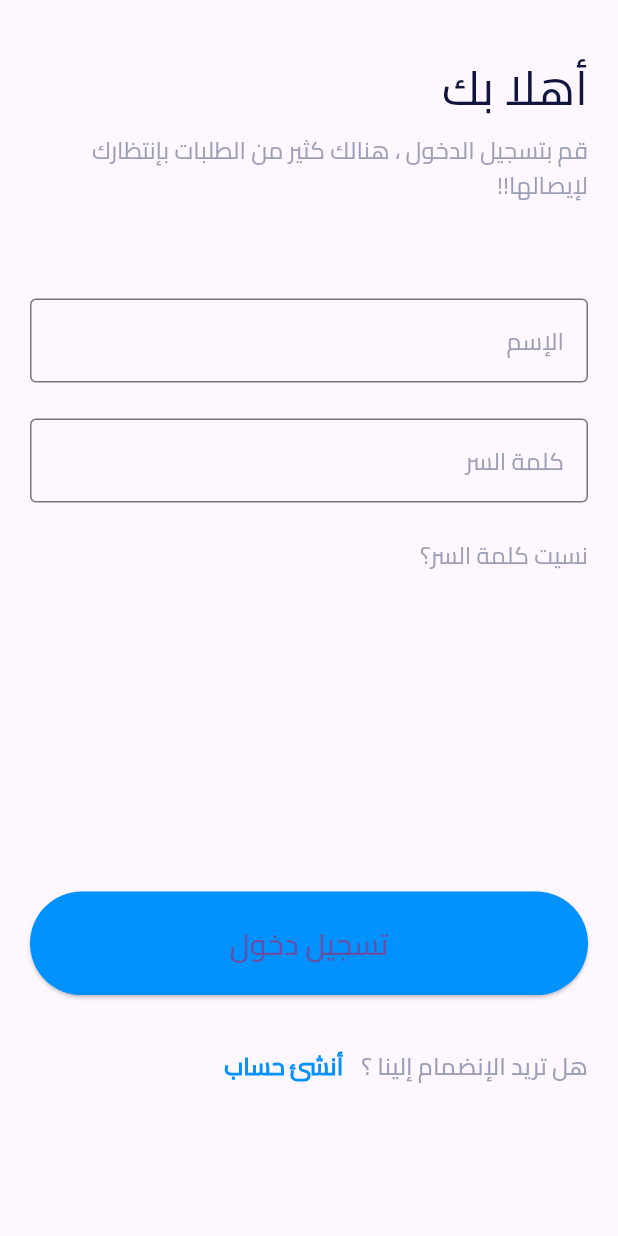
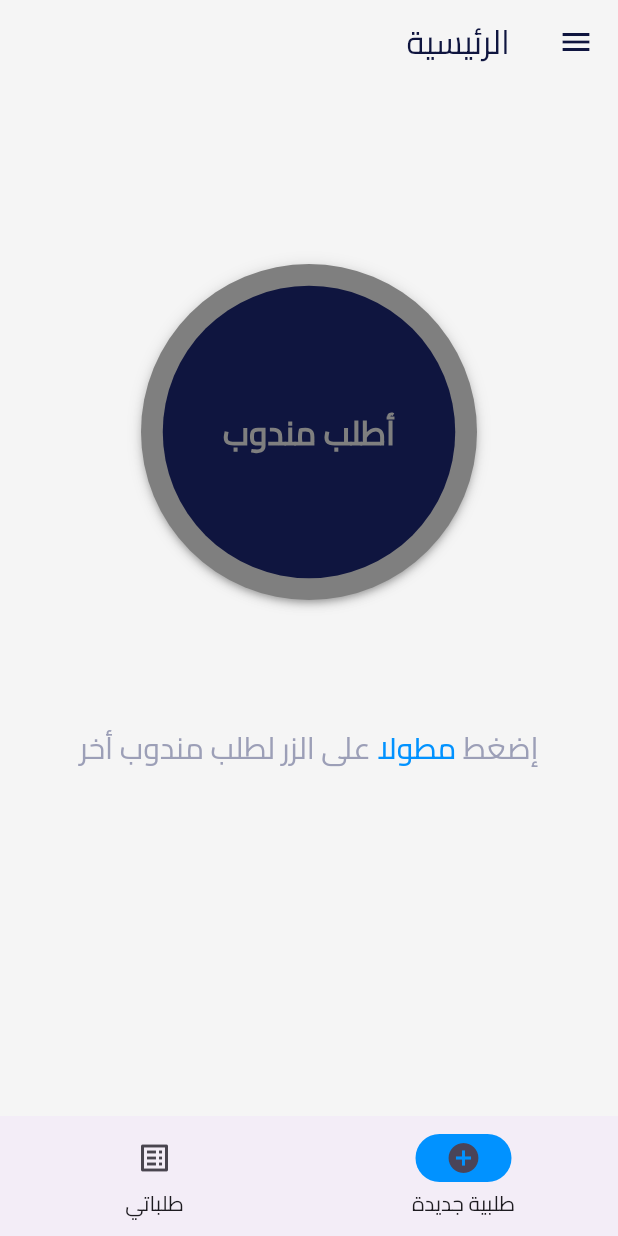
Before and after one commit to monzerabdullah/deliver_it_client, a Flutter app: the screen it shows after launch, on a phone screen of 412 x 824 dp. Run offline on Flutter 3.47's test engine with Material 3 defaults, Android fonts, the phone set to English and light mode, and no system bars; our stand-ins replace flutter_svg, smooth_page_indicator.

Commit message:
adding secondary color and home page is created as the main ordering button

```diff
--- a/lib/constants.dart
+++ b/lib/constants.dart
@@ -2,7 +2,7 @@ import 'package:flutter/material.dart';
 
 const kWhite = Color(0xFFFFFFFF);
 
-// const kPrimary = Color(0xFF00C2B3);
+const kSecondary = Color(0xFF00C2B3);
 const kPrimary = Color(0xFF0192ff);
 
 const kPrimaryText = Color(0xFF0F153F);
--- a/lib/main.dart
+++ b/lib/main.dart
@@ -1,20 +1,55 @@
 import 'package:deliver_it_client/constants.dart';
+import 'package:deliver_it_client/views/home_view.dart';
 import 'package:deliver_it_client/views/login_view.dart';
+import 'package:deliver_it_client/views/orders_view.dart';
 import 'package:flutter/material.dart';
 
 void main() {
   runApp(const MyApp());
 }
 
-class MyApp extends StatelessWidget {
+class MyApp extends StatefulWidget {
   const MyApp({super.key});
 
+  @override
+  State<MyApp> createState() => _MyAppState();
+}
+
+class _MyAppState extends State<MyApp> {
+  int currentIndex = 0;
   @override
   Widget build(BuildContext context) {
     return MaterialApp(
       title: 'Deliver It Client',
       debugShowCheckedModeBanner: false,
-      home: const LoginView(),
+      home: Directionality(
+        textDirection: TextDirection.rtl,
+        child: Scaffold(
+          body: [const Home(), const MyOrders()][currentIndex],
+          bottomNavigationBar: NavigationBar(
+            onDestinationSelected: (index) {
+              setState(() {
+                currentIndex = index;
+              });
+            },
+            selectedIndex: currentIndex,
+            indicatorColor: kPrimary,
+            destinations: const [
+              NavigationDestination(
+                icon: Icon(
+                  Icons.add_circle_outline,
+                ),
+                selectedIcon: Icon(Icons.add_circle),
+                label: 'طلبية جديدة',
+              ),
+              NavigationDestination(
+                icon: Icon(Icons.list_alt),
+                label: 'طلباتي',
+              ),
+            ],
+          ),
+        ),
+      ),
       theme: ThemeData(
         inputDecorationTheme: const InputDecorationTheme(
           focusedBorder: OutlineInputBorder(
@@ -22,6 +57,13 @@ class MyApp extends StatelessWidget {
           ),
         ),
         textSelectionTheme: const TextSelectionThemeData(cursorColor: kPrimary),
+        navigationBarTheme: const NavigationBarThemeData(
+          labelTextStyle: MaterialStatePropertyAll(
+            TextStyle(
+              fontFamily: 'Cairo',
+            ),
+          ),
+        ),
       ),
     );
   }
--- /dev/null
+++ b/lib/views/home_view.dart
@@ -0,0 +1,45 @@
+import 'package:deliver_it_client/constants.dart';
+import 'package:deliver_it_client/widgets/order_button.dart';
+import 'package:flutter/material.dart';
+
+class Home extends StatelessWidget {
+  const Home({super.key});
+
+  @override
+  Widget build(BuildContext context) {
+    return Directionality(
+      textDirection: TextDirection.rtl,
+      child: Scaffold(
+        backgroundColor: Colors.grey[100],
+        appBar: AppBar(
+          leading: IconButton(
+            onPressed: () {},
+            icon: const Icon(
+              Icons.menu,
+              color: kPrimaryText,
+            ),
+          ),
+          backgroundColor: Colors.grey[100],
+          title: const Text(
+            'الرئيسية',
+            style: TextStyle(
+              fontFamily: 'Cairo',
+              color: kPrimaryText,
+            ),
+          ),
+        ),
+        body: const Center(
+          child: Column(
+            crossAxisAlignment: CrossAxisAlignment.center,
+            children: [
+              SizedBox(
+                height: 120,
+              ),
+              OrderButton(),
+            ],
+          ),
+        ),
+      ),
+    );
+  }
+}
--- /dev/null
+++ b/lib/views/orders_view.dart
@@ -0,0 +1,14 @@
+import 'package:flutter/material.dart';
+
+class MyOrders extends StatelessWidget {
+  const MyOrders({super.key});
+
+  @override
+  Widget build(BuildContext context) {
+    return const Center(
+      child: Text(
+        'my orders',
+      ),
+    );
+  }
+}
--- a/lib/views/signup_view.dart
+++ b/lib/views/signup_view.dart
@@ -1,5 +1,6 @@
 import 'package:deliver_it_client/constants.dart';
 import 'package:deliver_it_client/views/login_view.dart';
+import 'package:deliver_it_client/views/otp_view.dart';
 import 'package:flutter/material.dart';
 
 class SignUpView extends StatelessWidget {
@@ -98,7 +99,13 @@ class SignUpView extends StatelessWidget {
                     ),
                     const Spacer(),
                     ElevatedButton(
-                      onPressed: () {},
+                      onPressed: () {
+                        Navigator.of(context).push(
+                          MaterialPageRoute(
+                            builder: (context) => const OtpConfirmation(),
+                          ),
+                        );
+                      },
                       style: ElevatedButton.styleFrom(
                         backgroundColor: kPrimary,
                         textStyle: const TextStyle(
--- /dev/null
+++ b/lib/widgets/order_button.dart
@@ -0,0 +1,119 @@
+import 'package:flutter/material.dart';
+import 'package:deliver_it_client/constants.dart';
+
+class OrderButton extends StatefulWidget {
+  const OrderButton({super.key});
+
+  @override
+  State<OrderButton> createState() => _OrderButtonState();
+}
+
+class _OrderButtonState extends State<OrderButton> {
+  int orderStatus = 0;
+
+  void _toggleStatus() {
+    setState(() {
+      if (orderStatus == 0) {
+        orderStatus = 1;
+      } else if (orderStatus == 1) {
+        orderStatus = 2;
+      } else if (orderStatus == 2) {
+        orderStatus = 1;
+      }
+    });
+  }
+
+  @override
+  Widget build(BuildContext context) {
+    return GestureDetector(
+      onTap: _toggleStatus,
+      child: Column(
+        children: [
+          Stack(
+            alignment: Alignment.center,
+            children: [
+              AnimatedContainer(
+                duration: const Duration(seconds: 5),
+                decoration: BoxDecoration(
+                  color: orderStatus == 0
+                      ? const Color(0xFF7F7F7F)
+                      : orderStatus == 1
+                          ? kPrimary
+                          : kSecondary,
+                  borderRadius: BorderRadius.circular(224 / 2),
+                  boxShadow: kElevationToShadow[3],
+                ),
+                width: 224,
+                height: 224,
+              ),
+              Container(
+                alignment: Alignment.center,
+                decoration: BoxDecoration(
+                  color: kPrimaryText,
+                  borderRadius: BorderRadius.circular(195 / 2),
+                ),
+                width: 195,
+                height: 195,
+                child: Text(
+                  orderStatus == 0
+                      ? 'أطلب مندوب'
+                      : orderStatus == 1
+                          ? 'إنتظار المندوب...'
+                          : 'تم قبول الرحلة',
+                  style: TextStyle(
+                    fontFamily: 'Cairo',
+                    fontSize: 22.0,
+                    color: orderStatus == 0
+                        ? const Color(0xFF7F7F7F)
+                        : orderStatus == 1
+                            ? kPrimary
+                            : kSecondary,
+                    fontWeight: FontWeight.bold,
+                  ),
+                ),
+              ),
+            ],
+          ),
+          const SizedBox(
+            height: 80,
+          ),
+          RichText(
+            textDirection: TextDirection.rtl,
+            text: const TextSpan(
+              children: [
+                TextSpan(
+                  text: 'إضغط',
+                  style: TextStyle(
+                    fontFamily: 'Cairo',
+                    color: kSecondaryText,
+                    fontSize: 20.0,
+                  ),
+                ),
+                TextSpan(
+                  text: ' مطولا ',
+                  style: TextStyle(
+                    fontFamily: 'Cairo',
+                    color: kPrimary,
+                    fontSize: 20.0,
+                    fontWeight: FontWeight.w600,
+                  ),
+                ),
+                TextSpan(
+                  text: 'على الزر لطلب مندوب أخر',
+                  style: TextStyle(
+                    fontFamily: 'Cairo',
+                    color: kSecondaryText,
+                    fontSize: 20.0,
+                  ),
+                ),
+              ],
+            ),
+          ),
+          const SizedBox(
+            height: 20,
+          )
+        ],
+      ),
+    );
+  }
+}
```
